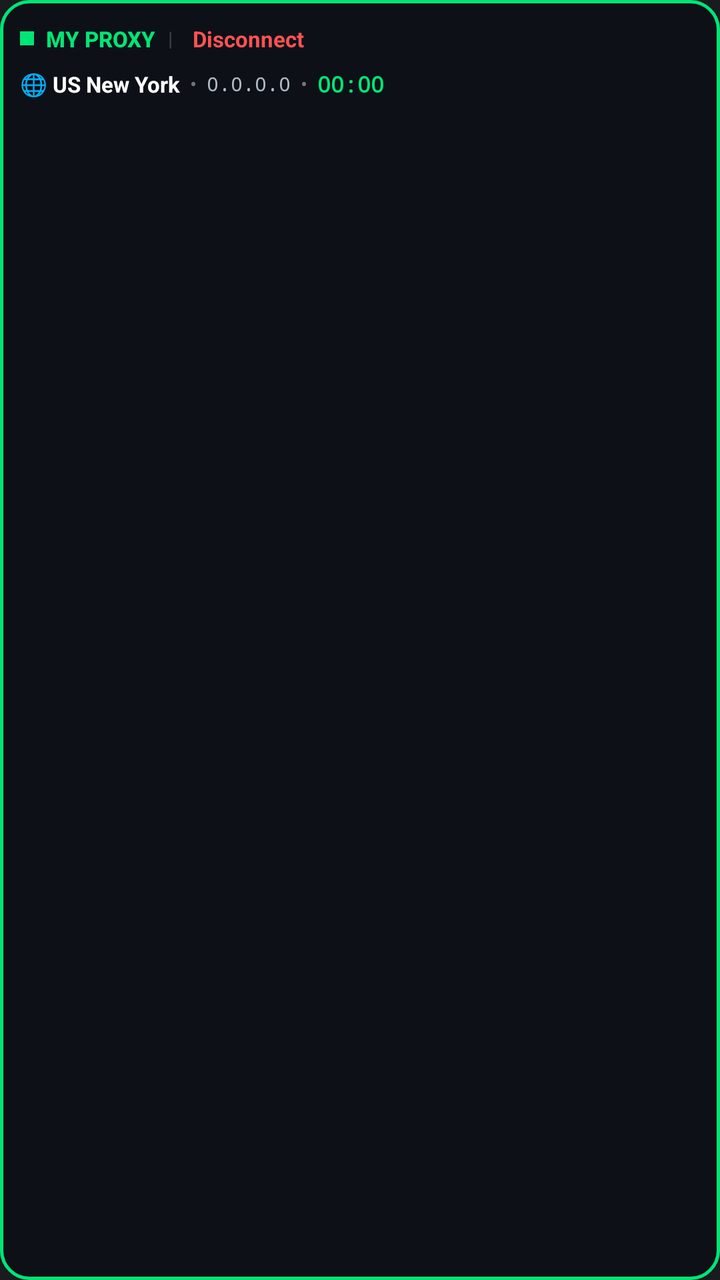
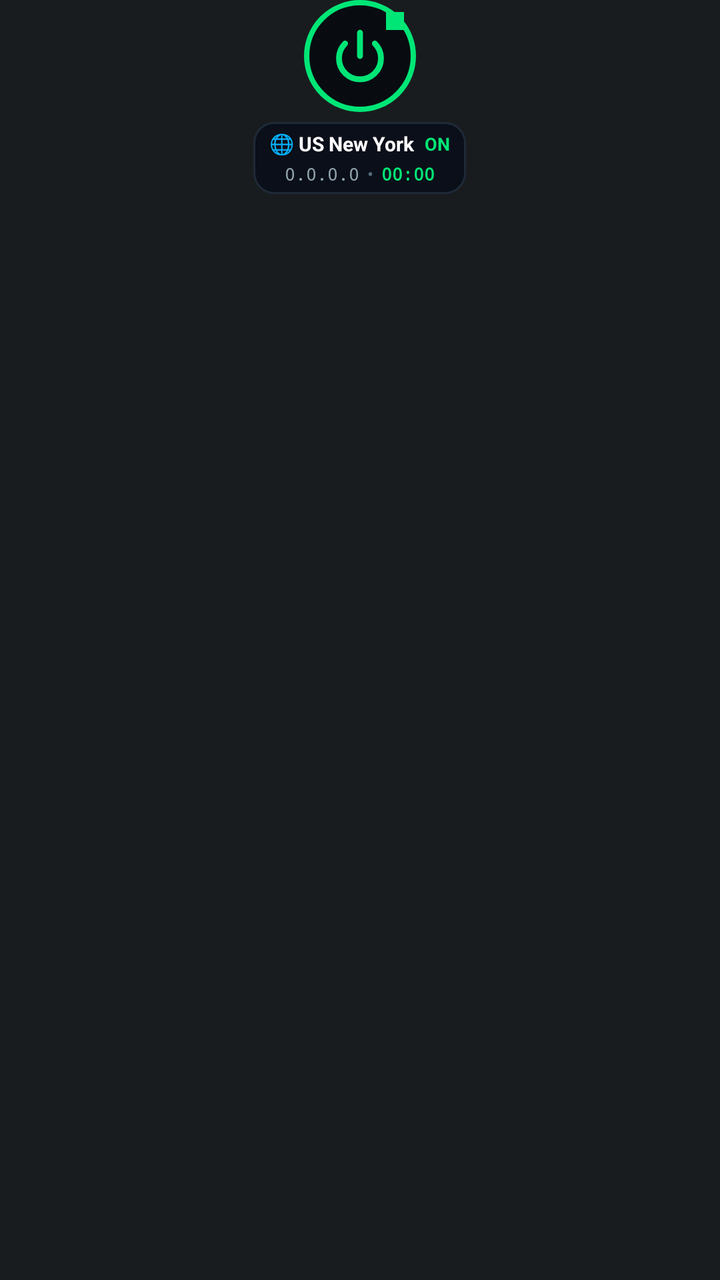

Screens rendered from an Android XML layout before and after an edit, with the pre-edit source and the edit as a unified diff.
<!-- AndroidManifest.xml: application theme Theme.MyApplication -->
<!-- res/layout/layout_floating_bubble.xml -->
<?xml version="1.0" encoding="utf-8"?>
<LinearLayout xmlns:android="http://schemas.android.com/apk/res/android"
    android:id="@+id/bubble_root"
    android:layout_width="wrap_content"
    android:layout_height="wrap_content"
    android:background="@drawable/bg_floating_bubble"
    android:elevation="8dp"
    android:orientation="vertical"
    android:padding="10dp">

    
    <LinearLayout
        android:layout_width="wrap_content"
        android:layout_height="wrap_content"
        android:gravity="center_vertical"
        android:orientation="horizontal">

        <View
            android:layout_width="7dp"
            android:layout_height="7dp"
            android:layout_marginEnd="6dp"
            android:background="#00E676" />

        <TextView
            android:layout_width="wrap_content"
            android:layout_height="wrap_content"
            android:fontFamily="sans-serif-medium"
            android:text="MY PROXY"
            android:textColor="#00E676"
            android:textSize="11sp"
            android:textStyle="bold" />

        <TextView
            android:layout_width="wrap_content"
            android:layout_height="wrap_content"
            android:layout_marginHorizontal="6dp"
            android:text="|"
            android:textColor="#424242"
            android:textSize="10sp" />

        <TextView
            android:id="@+id/tv_disconnect_btn"
            android:layout_width="wrap_content"
            android:layout_height="wrap_content"
            android:background="?android:attr/selectableItemBackground"
            android:clickable="true"
            android:focusable="true"
            android:paddingHorizontal="4dp"
            android:paddingVertical="2dp"
            android:text="Disconnect"
            android:textColor="#FF5252"
            android:textSize="11sp"
            android:textStyle="bold" />
    </LinearLayout>

    
    <LinearLayout
        android:layout_width="wrap_content"
        android:layout_height="wrap_content"
        android:layout_marginTop="6dp"
        android:gravity="center_vertical"
        android:orientation="horizontal">

        <TextView
            android:id="@+id/tv_country_info"
            android:layout_width="wrap_content"
            android:layout_height="wrap_content"
            android:text="🌐 US New York"
            android:textColor="#FFFFFF"
            android:textSize="11sp"
            android:textStyle="bold" />

        <TextView
            android:layout_width="wrap_content"
            android:layout_height="wrap_content"
            android:layout_marginHorizontal="5dp"
            android:text="•"
            android:textColor="#757575"
            android:textSize="10sp" />

        <TextView
            android:id="@+id/tv_proxy_ip"
            android:layout_width="wrap_content"
            android:layout_height="wrap_content"
            android:fontFamily="monospace"
            android:text="0.0.0.0"
            android:textColor="#B0BEC5"
            android:textSize="10sp" />

        <TextView
            android:layout_width="wrap_content"
            android:layout_height="wrap_content"
            android:layout_marginHorizontal="5dp"
            android:text="•"
            android:textColor="#757575"
            android:textSize="10sp" />

        <TextView
            android:id="@+id/tv_bubble_timer"
            android:layout_width="wrap_content"
            android:layout_height="wrap_content"
            android:fontFamily="monospace"
            android:text="00:00"
            android:textColor="#00E676"
            android:textSize="11sp"
            android:textStyle="bold" />
    </LinearLayout>
</LinearLayout>
<!-- resources referenced by this layout -->
<resources>
  <!-- drawable bg_floating_bubble (drawable) -->
  <?xml version="1.0" encoding="utf-8"?>
  <shape xmlns:android="http://schemas.android.com/apk/res/android"
      android:shape="rectangle">
      <solid android:color="#F20D1117" />
      <corners android:radius="14dp" />
      <stroke
          android:width="1.5dp"
          android:color="#00E676" />
      <padding
          android:bottom="8dp"
          android:left="12dp"
          android:right="12dp"
          android:top="8dp" />
  </shape>
  <style name="Theme.MyApplication" parent="android:Theme.DeviceDefault.NoActionBar" />
</resources>

<!-- the commit's change to res/layout/layout_floating_bubble.xml (unified diff, before → after) -->
@@ -3,106 +3,115 @@
     android:id="@+id/bubble_root"
     android:layout_width="wrap_content"
     android:layout_height="wrap_content"
-    android:background="@drawable/bg_floating_bubble"
-    android:elevation="8dp"
-    android:orientation="vertical"
-    android:padding="10dp">
+    android:gravity="center_horizontal"
+    android:orientation="vertical">
+
+    
+    <FrameLayout
+        android:id="@+id/fl_bubble_circle"
+        android:layout_width="56dp"
+        android:layout_height="56dp"
+        android:background="@drawable/bg_floating_circle_connected"
+        android:clickable="true"
+        android:elevation="12dp"
+        android:focusable="true">
+
+        <ImageView
+            android:id="@+id/iv_bubble_power_icon"
+            android:layout_width="28dp"
+            android:layout_height="28dp"
+            android:layout_gravity="center"
+            android:contentDescription="Toggle Proxy"
+            android:src="@drawable/ic_power_button" />
+
+        
+        <View
+            android:id="@+id/v_status_beacon"
+            android:layout_width="9dp"
+            android:layout_height="9dp"
+            android:layout_gravity="top|end"
+            android:layout_marginEnd="6dp"
+            android:layout_marginTop="6dp"
+            android:background="#00E676" />
+    </FrameLayout>
 
     
     <LinearLayout
+        android:id="@+id/ll_bubble_details"
         android:layout_width="wrap_content"
         android:layout_height="wrap_content"
-        android:gravity="center_vertical"
-        android:orientation="horizontal">
+        android:layout_marginTop="5dp"
+        android:background="@drawable/bg_floating_details_pill"
+        android:elevation="8dp"
+        android:gravity="center_horizontal"
+        android:orientation="vertical"
+        android:paddingHorizontal="8dp"
+        android:paddingVertical="4dp">
 
-        <View
-            android:layout_width="7dp"
-            android:layout_height="7dp"
-            android:layout_marginEnd="6dp"
-            android:background="#00E676" />
-
-        <TextView
+        
+        <LinearLayout
             android:layout_width="wrap_content"
             android:layout_height="wrap_content"
-            android:fontFamily="sans-serif-medium"
-            android:text="MY PROXY"
-            android:textColor="#00E676"
-            android:textSize="11sp"
-            android:textStyle="bold" />
+            android:gravity="center_vertical"
+            android:orientation="horizontal">
 
-        <TextView
+            <TextView
+                android:id="@+id/tv_country_info"
+                android:layout_width="wrap_content"
+                android:layout_height="wrap_content"
+                android:ellipsize="end"
+                android:maxLines="1"
+                android:text="🌐 US New York"
+                android:textColor="#FFFFFF"
+                android:textSize="10sp"
+                android:textStyle="bold" />
+
+            <TextView
+                android:id="@+id/tv_status_badge"
+                android:layout_width="wrap_content"
+                android:layout_height="wrap_content"
+                android:layout_marginStart="5dp"
+                android:text="ON"
+                android:textColor="#00E676"
+                android:textSize="9sp"
+                android:textStyle="bold" />
+        </LinearLayout>
+
+        
+        <LinearLayout
             android:layout_width="wrap_content"
             android:layout_height="wrap_content"
-            android:layout_marginHorizontal="6dp"
-            android:text="|"
-            android:textColor="#424242"
-            android:textSize="10sp" />
+            android:layout_marginTop="2dp"
+            android:gravity="center_vertical"
+            android:orientation="horizontal">
 
-        <TextView
-            android:id="@+id/tv_disconnect_btn"
-            android:layout_width="wrap_content"
-            android:layout_height="wrap_content"
-            android:background="?android:attr/selectableItemBackground"
-            android:clickable="true"
-            android:focusable="true"
-            android:paddingHorizontal="4dp"
-            android:paddingVertical="2dp"
-            android:text="Disconnect"
-            android:textColor="#FF5252"
-            android:textSize="11sp"
-            android:textStyle="bold" />
+            <TextView
+                android:id="@+id/tv_proxy_ip"
+                android:layout_width="wrap_content"
+                android:layout_height="wrap_content"
+                android:fontFamily="monospace"
+                android:text="0.0.0.0"
+                android:textColor="#90A4AE"
+                android:textSize="9sp" />
+
+            <TextView
+                android:layout_width="wrap_content"
+                android:layout_height="wrap_content"
+                android:layout_marginHorizontal="4dp"
+                android:text="•"
+                android:textColor="#546E7A"
+                android:textSize="9sp" />
+
+            <TextView
+                android:id="@+id/tv_bubble_timer"
+                android:layout_width="wrap_content"
+                android:layout_height="wrap_content"
+                android:fontFamily="monospace"
+                android:text="00:00"
+                android:textColor="#00E676"
+                android:textSize="9sp"
+                android:textStyle="bold" />
+        </LinearLayout>
     </LinearLayout>
 
-    
-    <LinearLayout
-        android:layout_width="wrap_content"
-        android:layout_height="wrap_content"
-        android:layout_marginTop="6dp"
-        android:gravity="center_vertical"
-        android:orientation="horizontal">
-
-        <TextView
-            android:id="@+id/tv_country_info"
-            android:layout_width="wrap_content"
-            android:layout_height="wrap_content"
-            android:text="🌐 US New York"
-            android:textColor="#FFFFFF"
-            android:textSize="11sp"
-            android:textStyle="bold" />
-
-        <TextView
-            android:layout_width="wrap_content"
-            android:layout_height="wrap_content"
-            android:layout_marginHorizontal="5dp"
-            android:text="•"
-            android:textColor="#757575"
-            android:textSize="10sp" />
-
-        <TextView
-            android:id="@+id/tv_proxy_ip"
-            android:layout_width="wrap_content"
-            android:layout_height="wrap_content"
-            android:fontFamily="monospace"
-            android:text="0.0.0.0"
-            android:textColor="#B0BEC5"
-            android:textSize="10sp" />
-
-        <TextView
-            android:layout_width="wrap_content"
-            android:layout_height="wrap_content"
-            android:layout_marginHorizontal="5dp"
-            android:text="•"
-            android:textColor="#757575"
-            android:textSize="10sp" />
-
-        <TextView
-            android:id="@+id/tv_bubble_timer"
-            android:layout_width="wrap_content"
-            android:layout_height="wrap_content"
-            android:fontFamily="monospace"
-            android:text="00:00"
-            android:textColor="#00E676"
-            android:textSize="11sp"
-            android:textStyle="bold" />
-    </LinearLayout>
 </LinearLayout>
<!-- resource entries referenced after the edit -->
@@ -1,20 +1,52 @@
 <!-- resources referenced by this layout -->
 <resources>
-  <!-- drawable bg_floating_bubble (drawable) -->
+  <!-- drawable bg_floating_circle_connected (drawable) -->
+  <?xml version="1.0" encoding="utf-8"?>
+  <shape xmlns:android="http://schemas.android.com/apk/res/android"
+      android:shape="oval">
+      <solid android:color="#F2080C10" />
+      <stroke
+          android:width="2.5dp"
+          android:color="#00E676" />
+      <size
+          android:width="56dp"
+          android:height="56dp" />
+  </shape>
+  <!-- drawable bg_floating_details_pill (drawable) -->
   <?xml version="1.0" encoding="utf-8"?>
   <shape xmlns:android="http://schemas.android.com/apk/res/android"
       android:shape="rectangle">
-      <solid android:color="#F20D1117" />
-      <corners android:radius="14dp" />
+      <solid android:color="#F20B0F19" />
+      <corners android:radius="10dp" />
       <stroke
-          android:width="1.5dp"
-          android:color="#00E676" />
+          android:width="1dp"
+          android:color="#1E2A38" />
       <padding
-          android:bottom="8dp"
-          android:left="12dp"
-          android:right="12dp"
-          android:top="8dp" />
+          android:bottom="4dp"
+          android:left="8dp"
+          android:right="8dp"
+          android:top="4dp" />
   </shape>
+  <!-- drawable ic_power_button (drawable) -->
+  <vector xmlns:android="http://schemas.android.com/apk/res/android"
+      android:width="28dp"
+      android:height="28dp"
+      android:viewportWidth="24"
+      android:viewportHeight="24">
+      <path
+          android:fillColor="#00000000"
+          android:strokeColor="#00E676"
+          android:strokeWidth="2.5"
+          android:strokeLineCap="round"
+          android:strokeLineJoin="round"
+          android:pathData="M18.36,6.64a9,9 0,1 1,-12.73 0" />
+      <path
+          android:fillColor="#00000000"
+          android:strokeColor="#00E676"
+          android:strokeWidth="2.5"
+          android:strokeLineCap="round"
+          android:pathData="M12,2v10" />
+  </vector>
   <style name="Theme.MyApplication" parent="android:Theme.DeviceDefault.NoActionBar" />
 </resources>
 
